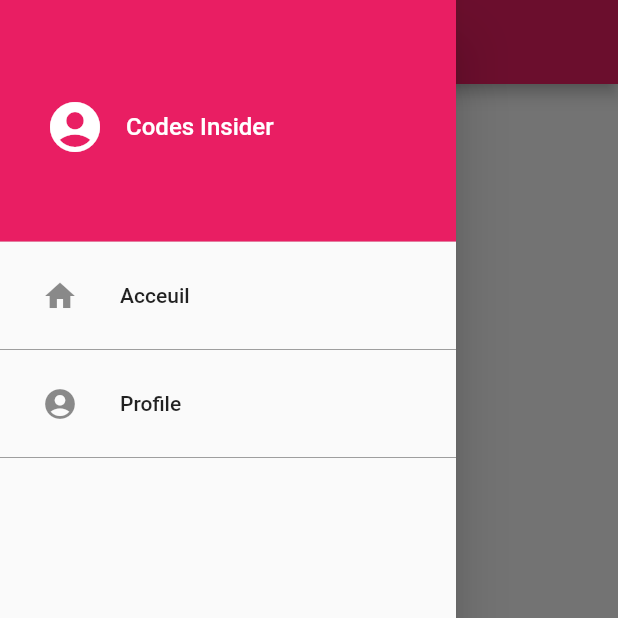
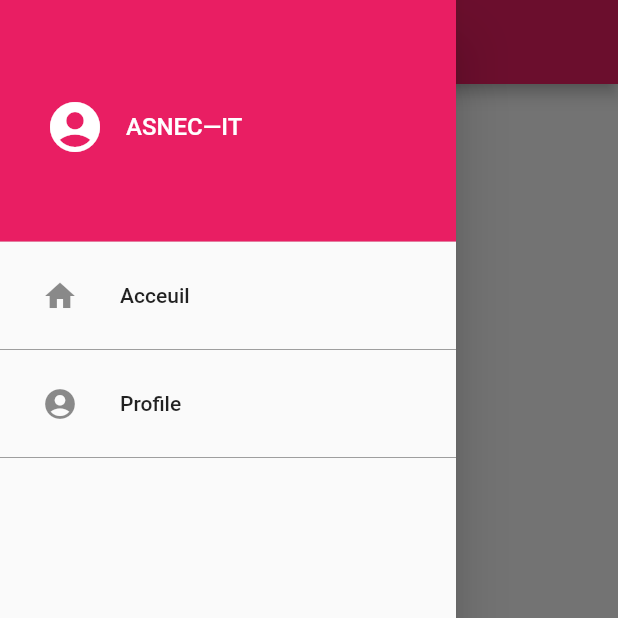
Before and after one commit to DevProsper/formationflutter, a Flutter app: the profile screen opened directly, with the side drawer open, on a phone screen of 412 x 824 dp, the top half of it. Run offline on Flutter 3.47's test engine with Material 2 defaults, Android fonts, the phone set to English and light mode, and no system bars.

Commit message:
Reorganisation du projet

```diff
--- a/lib/app/mesroutes.dart
+++ /dev/null
@@ -1,6 +0,0 @@
-import 'package:tppratique/widgets/pages/mesbouttons.dart';
-
-class routes {
-  //static const String mesboutton = MyButtonPage.routeName;
-
-}
--- a/lib/widgets/components/nav_drawer.dart
+++ b/lib/widgets/components/nav_drawer.dart
@@ -1,6 +1,6 @@
 import 'package:flutter/material.dart';
 import 'package:flutter/src/material/divider.dart';
-import 'package:tppratique/widgets/pages/Profile.dart';
+import 'package:tppratique/widgets/pages/profile.dart';
 import 'package:tppratique/widgets/pages/homepage.dart';
 
 class NavDrawer extends StatelessWidget {
@@ -23,7 +23,7 @@ class NavDrawer extends StatelessWidget {
                   Expanded(
                     flex: 6,
                     child: Text(
-                      "Codes Insider",
+                      "ASNEC—IT",
                       style: TextStyle(
                         color: Colors.white,
                         fontSize: 16,
--- a/lib/widgets/pages/homepage.dart
+++ b/lib/widgets/pages/homepage.dart
@@ -9,7 +9,7 @@ class MyHomePage extends StatelessWidget {
           title: Text("Asnec-it"),
         ),
         body: Center(
-            child: Center(child: Text("Home page"))
+            child: Center(child: Text("Page d'acceuil"))
         ),
         drawer: NavDrawer()
     );
--- a/lib/widgets/pages/Profile.dart
+++ b/lib/widgets/pages/profile.dart
@@ -6,11 +6,13 @@ class profile extends StatelessWidget {
 
   @override
   Widget build(BuildContext context) {
-    return new Scaffold(
+    return Scaffold(
         appBar: AppBar(
           title: Text("Profile"),
         ),
         drawer: NavDrawer(),
-        body: Center(child: Text("This is profile page")));
+        body: Center(
+            child: Text("Page de profile")
+        ));
   }
 }
```
Also changed, not shown: lib/widgets/routes/pageroute.dart (deleted, +0 -16 lines).
